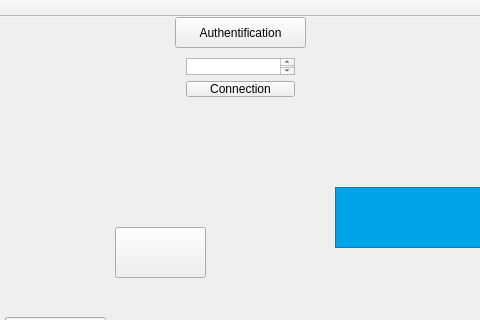
First picture: the form in Projet_IHM/Automatique/mainwindow.ui, repository qwendling/TPNote_IHM, before the edit; both pictures show x 445 to 925 and y 0 to 320 of the 1499 by 584 pixel window.
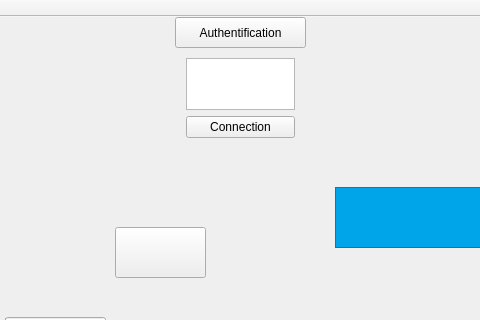
Second picture: the form after the edit. Icons and pictures are not drawn.

Commit message: Apparition/disparition du btn authentif

The edit to the form file:
```diff
--- a/Projet_IHM/Automatique/mainwindow.ui
+++ b/Projet_IHM/Automatique/mainwindow.ui
@@ -730,7 +730,7 @@
         <x>620</x>
         <y>30</y>
         <width>131</width>
-        <height>61</height>
+        <height>102</height>
        </rect>
       </property>
       <layout class="QVBoxLayout" name="Mdp">
@@ -739,6 +739,9 @@
        </item>
        <item>
         <widget class="QPushButton" name="Mdp1">
+         <property name="enabled">
+          <bool>true</bool>
+         </property>
          <property name="text">
           <string>Connection</string>
          </property>
```
Left out of the diff: 84 changed lines with no effect on the pictures. The commit also changes 2 other files.
